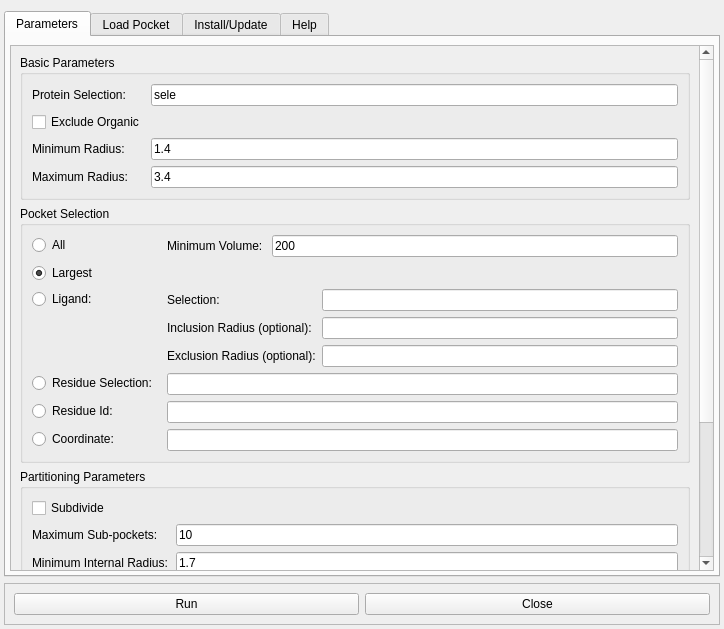
First picture: the form in pyvol_plugin/pyvolgui.ui, repository schlessinger-lab/pyvol, before the edit.
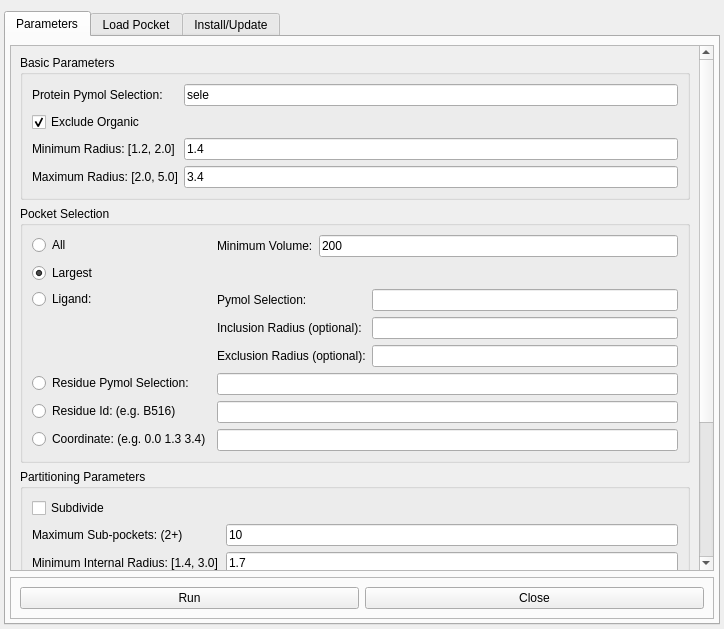
Second picture: the form after the edit.

Commit message: fixed a bug involving improper removal of small subregions; revamped gui

```diff
--- a/pyvol_plugin/pyvolgui.ui
+++ b/pyvol_plugin/pyvolgui.ui
@@ -57,7 +57,7 @@
           <property name="geometry">
            <rect>
             <x>0</x>
-            <y>-267</y>
+            <y>0</y>
             <width>688</width>
             <height>787</height>
            </rect>
@@ -71,10 +71,16 @@
              <layout class="QHBoxLayout" name="horizontalLayout">
               <item>
                <layout class="QFormLayout" name="formLayout">
+                <property name="fieldGrowthPolicy">
+                 <enum>QFormLayout::ExpandingFieldsGrow</enum>
+                </property>
+                <property name="labelAlignment">
+                 <set>Qt::AlignLeading|Qt::AlignLeft|Qt::AlignTop</set>
+                </property>
                 <item row="0" column="0">
                  <widget class="QLabel" name="prot_sele_label">
                   <property name="text">
-                   <string>Protein Selection: </string>
+                   <string>Protein Pymol Selection: </string>
                   </property>
                  </widget>
                 </item>
@@ -85,24 +91,27 @@
                   </property>
                  </widget>
                 </item>
+                <item row="1" column="0">
+                 <widget class="QCheckBox" name="excl_org_cbox">
+                  <property name="text">
+                   <string>Exclude Organic</string>
+                  </property>
+                  <property name="checked">
+                   <bool>true</bool>
+                  </property>
+                 </widget>
+                </item>
                 <item row="2" column="0">
                  <widget class="QLabel" name="min_rad_label">
                   <property name="text">
-                   <string>Minimum Radius: </string>
-                  </property>
-                 </widget>
-                </item>
-                <item row="2" column="1">
-                 <widget class="QLineEdit" name="min_rad_ledit">
-                  <property name="text">
-                   <string>1.4</string>
+                   <string>Minimum Radius: [1.2, 2.0] </string>
                   </property>
                  </widget>
                 </item>
                 <item row="3" column="0">
                  <widget class="QLabel" name="max_rad_label">
                   <property name="text">
-                   <string>Maximum Radius: </string>
+                   <string>Maximum Radius: [2.0, 5.0]</string>
                   </property>
                  </widget>
                 </item>
@@ -113,10 +122,10 @@
                   </property>
                  </widget>
                 </item>
-                <item row="1" column="0">
-                 <widget class="QCheckBox" name="excl_org_cbox">
+                <item row="2" column="1">
+                 <widget class="QLineEdit" name="min_rad_ledit">
                   <property name="text">
-                   <string>Exclude Organic</string>
+                   <string>1.4</string>
                   </property>
                  </widget>
                 </item>
@@ -150,7 +159,7 @@
                 <item row="0" column="0">
                  <widget class="QLabel" name="min_volume_label">
                   <property name="text">
-                   <string>Minimum Volume: </string>
+                   <string>Minimum Volume:</string>
                   </property>
                  </widget>
                 </item>
@@ -178,7 +187,7 @@
                 <item row="0" column="0">
                  <widget class="QLabel" name="lig_sele_label">
                   <property name="text">
-                   <string>Selection: </string>
+                   <string>Pymol Selection: </string>
                   </property>
                  </widget>
                 </item>
@@ -210,21 +219,21 @@
               <item row="5" column="0">
                <widget class="QRadioButton" name="residue_rbutton">
                 <property name="text">
-                 <string>Residue Selection: </string>
+                 <string>Residue Pymol Selection: </string>
                 </property>
                </widget>
               </item>
               <item row="6" column="0">
                <widget class="QRadioButton" name="resid_rbutton">
                 <property name="text">
-                 <string>Residue Id: </string>
+                 <string>Residue Id: (e.g. B516)</string>
                 </property>
                </widget>
               </item>
               <item row="7" column="0">
                <widget class="QRadioButton" name="coordinate_rbutton">
                 <property name="text">
-                 <string>Coordinate: </string>
+                 <string>Coordinate: (e.g. 0.0 1.3 3.4)</string>
                 </property>
                </widget>
               </item>
@@ -256,7 +265,7 @@
               <item row="1" column="0">
                <widget class="QLabel" name="max_clusters_label">
                 <property name="text">
-                 <string>Maximum Sub-pockets: </string>
+                 <string>Maximum Sub-pockets: (2+)</string>
                 </property>
                </widget>
               </item>
@@ -270,7 +279,7 @@
               <item row="2" column="0">
                <widget class="QLabel" name="min_internal_rad_label">
                 <property name="text">
-                 <string>Minimum Internal Radius:</string>
+                 <string>Minimum Internal Radius: [1.4, 3.0]</string>
                 </property>
                </widget>
               </item>
@@ -284,7 +293,7 @@
               <item row="3" column="0">
                <widget class="QLabel" name="min_surf_rad_label">
                 <property name="text">
-                 <string>Minimum Surface Radius:</string>
+                 <string>Minimum Surface Radius: [1.0, 2.0]</string>
                 </property>
                </widget>
               </item>
@@ -374,6 +383,13 @@
                    </property>
                   </widget>
                  </item>
+                 <item row="2" column="1">
+                  <widget class="QLabel" name="label">
+                   <property name="text">
+                    <string>(1 - Transparency)</string>
+                   </property>
+                  </widget>
+                 </item>
                 </layout>
                </widget>
               </item>
@@ -386,7 +402,7 @@
                  <item row="0" column="0">
                   <widget class="QLabel" name="prefix_label">
                    <property name="text">
-                    <string>Prefix:</string>
+                    <string>Display Prefix:</string>
                    </property>
                   </widget>
                  </item>
@@ -403,6 +419,13 @@
                  <item row="1" column="1">
                   <widget class="QLineEdit" name="output_dir_ledit"/>
                  </item>
+                 <item row="2" column="1">
+                  <widget class="QLabel" name="label_2">
+                   <property name="text">
+                    <string>(Do not use &quot;~&quot;)</string>
+                   </property>
+                  </widget>
+                 </item>
                 </layout>
                </widget>
               </item>
@@ -413,6 +436,32 @@
          </widget>
         </widget>
        </item>
+       <item>
+        <widget class="QFrame" name="command_frame">
+         <property name="frameShape">
+          <enum>QFrame::StyledPanel</enum>
+         </property>
+         <property name="frameShadow">
+          <enum>QFrame::Raised</enum>
+         </property>
+         <layout class="QHBoxLayout" name="horizontalLayout_3">
+          <item>
+           <widget class="QPushButton" name="run_button">
+            <property name="text">
+             <string>Run</string>
+            </property>
+           </widget>
+          </item>
+          <item>
+           <widget class="QPushButton" name="close_button">
+            <property name="text">
+             <string>Close</string>
+            </property>
+           </widget>
+          </item>
+         </layout>
+        </widget>
+       </item>
       </layout>
      </widget>
      <widget class="QWidget" name="load_tab">
@@ -453,7 +502,7 @@
           <item row="1" column="0">
            <widget class="QLabel" name="load_prefix_label">
             <property name="text">
-             <string>Prefix: </string>
+             <string>Display Prefix: </string>
             </property>
            </widget>
           </item>
@@ -539,6 +588,13 @@
                </property>
               </widget>
              </item>
+             <item row="2" column="1">
+              <widget class="QLabel" name="label_3">
+               <property name="text">
+                <string>(1 - Transparency)</string>
+               </property>
+              </widget>
+             </item>
             </layout>
            </widget>
           </item>
@@ -630,51 +686,6 @@
        </item>
       </layout>
      </widget>
-     <widget class="QWidget" name="help_tab">
-      <attribute name="title">
-       <string notr="true">Help</string>
-      </attribute>
-      <layout class="QVBoxLayout" name="verticalLayout_9">
-       <item>
-        <widget class="QTextBrowser" name="textBrowser">
-         <property name="html">
-          <string>&lt;!DOCTYPE HTML PUBLIC &quot;-//W3C//DTD HTML 4.0//EN&quot; &quot;http://www.w3.org/TR/REC-html40/strict.dtd&quot;&gt;
-&lt;html&gt;&lt;head&gt;&lt;meta name=&quot;qrichtext&quot; content=&quot;1&quot; /&gt;&lt;style type=&quot;text/css&quot;&gt;
-p, li { white-space: pre-wrap; }
-&lt;/style&gt;&lt;/head&gt;&lt;body style=&quot; font-family:'Ubuntu'; font-size:11pt; font-weight:400; font-style:normal;&quot;&gt;
-&lt;p style=&quot; margin-top:12px; margin-bottom:12px; margin-left:0px; margin-right:0px; -qt-block-indent:0; text-indent:0px;&quot;&gt;&lt;span style=&quot; font-size:9pt;&quot;&gt;PyVOL is a PyMOL plugin for easy characterization and visualization of protein binding pockets.&lt;/span&gt;&lt;/p&gt;
-&lt;p style=&quot; margin-top:12px; margin-bottom:12px; margin-left:0px; margin-right:0px; -qt-block-indent:0; text-indent:0px;&quot;&gt;&lt;span style=&quot; font-size:9pt;&quot;&gt;For access to the readme and tutorials, please visit the project github repository at: https://github.com/schlessingerlab/pyvol.&lt;/span&gt;&lt;/p&gt;&lt;/body&gt;&lt;/html&gt;</string>
-         </property>
-        </widget>
-       </item>
-      </layout>
-     </widget>
-    </widget>
-   </item>
-   <item>
-    <widget class="QFrame" name="command_frame">
-     <property name="frameShape">
-      <enum>QFrame::StyledPanel</enum>
-     </property>
-     <property name="frameShadow">
-      <enum>QFrame::Raised</enum>
-     </property>
-     <layout class="QHBoxLayout" name="horizontalLayout_3">
-      <item>
-       <widget class="QPushButton" name="run_button">
-        <property name="text">
-         <string>Run</string>
-        </property>
-       </widget>
-      </item>
-      <item>
-       <widget class="QPushButton" name="close_button">
-        <property name="text">
-         <string>Close</string>
-        </property>
-       </widget>
-      </item>
-     </layout>
     </widget>
    </item>
   </layout>
```
The commit also changes 4 other files.
